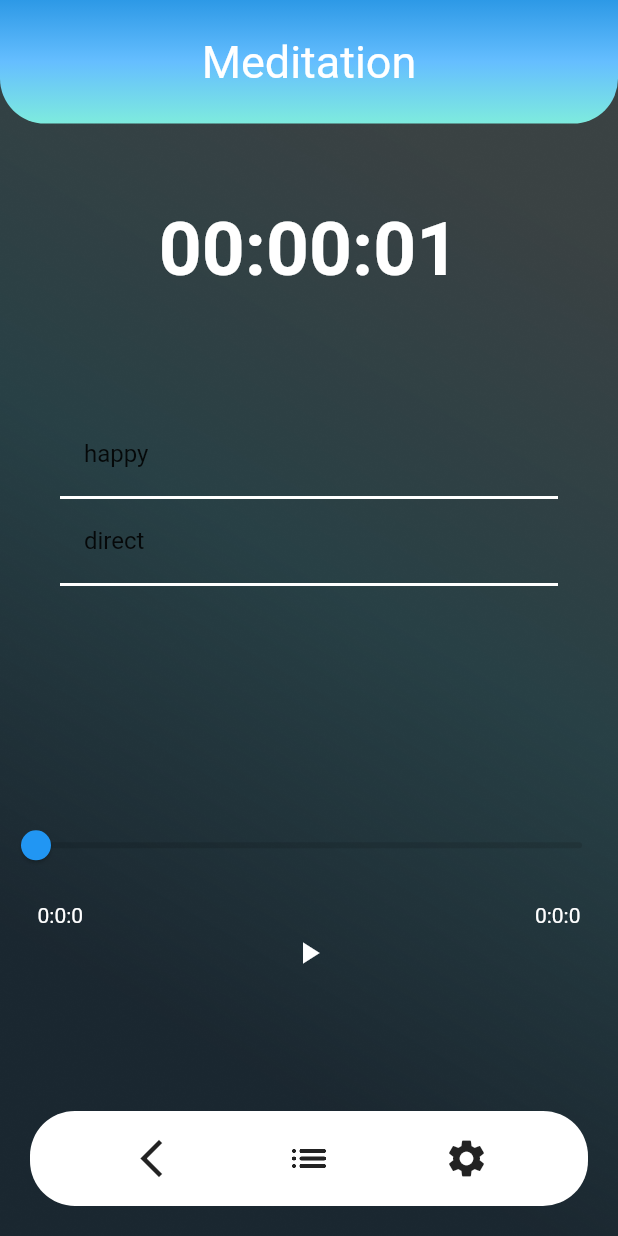
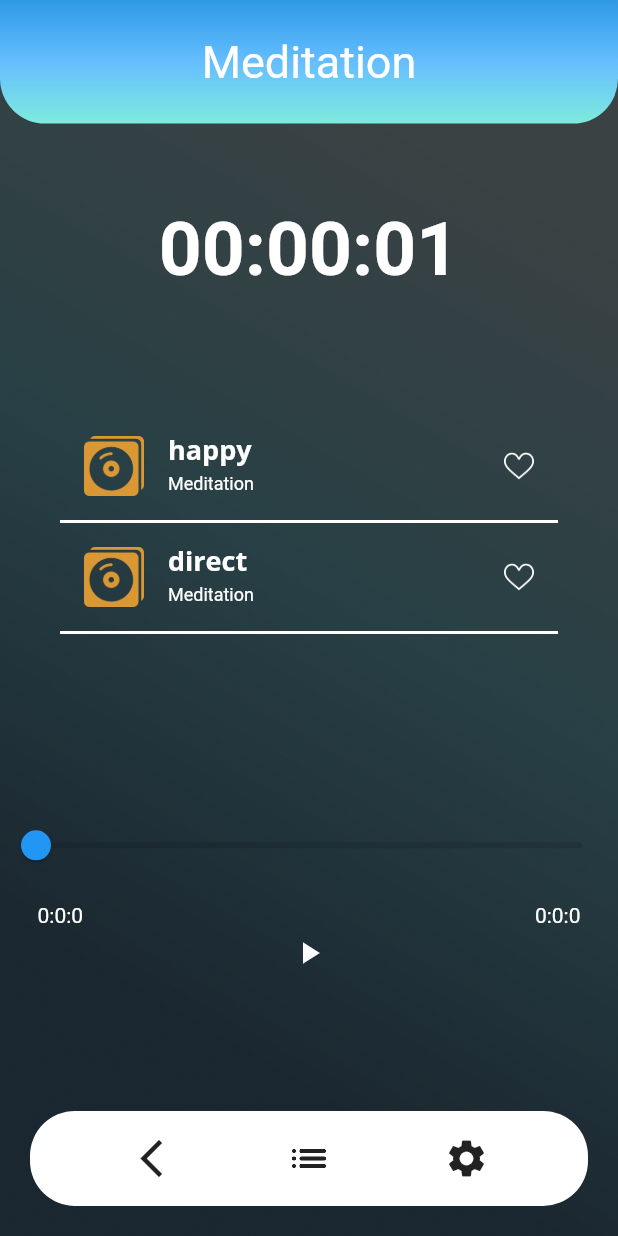
Before and after one commit to Tr1ck4/Music-focus-app, a Flutter app: the MeditationPage screen opened directly, on a phone screen of 412 x 824 dp. Run offline on Flutter 3.47's test engine with Material 2 defaults, Android fonts, the phone set to English and light mode, and no system bars; our stand-ins replace audioplayers, google_fonts.

Commit message:
Playlist adjust
change playlist structure, adding google fonts and an icon

```diff
--- a/lib/SettingPage.dart
+++ b/lib/SettingPage.dart
@@ -36,7 +36,7 @@ class _SettingPageState extends State<SettingPage> {
                     "assets/icon/user.png",
                     height: 50,
                     width: 50,
-                    color: Colors.deepPurpleAccent.shade200,
+                    color: const Color.fromARGB(255, 129, 92, 230),
                   ),
                   Center(
                     child: GestureDetector(
--- a/lib/Song.dart
+++ b/lib/Song.dart
@@ -1,33 +1,59 @@
 import 'package:flutter/material.dart';
+import 'package:google_fonts/google_fonts.dart';
 
-class Song{
+class Song {
   final String name;
   final String asset;
   Song(this.name, this.asset);
 }
-List<Song> meditation =  [Song('happy','audio/music.mp3'),Song('direct', 'audio/direct.mp3')];
-class Playlist extends StatefulWidget{
+
+List<Song> meditation = [
+  Song('happy', 'audio/music.mp3'),
+  Song('direct', 'audio/direct.mp3')
+];
+
+class Playlist extends StatefulWidget {
   final String list_name;
-  final List<Song> playlist ;
+  final List<Song> playlist;
   const Playlist({super.key, required this.list_name, required this.playlist});
   @override
-  State<Playlist> createState()=>_PlaylistState();
+  State<Playlist> createState() => _PlaylistState();
 }
-class _PlaylistState extends State<Playlist>{
+
+class _PlaylistState extends State<Playlist> {
   @override
   Widget build(BuildContext context) {
     return ListView.builder(
-          padding: const EdgeInsets.symmetric(horizontal: 40),
-          itemCount: widget.playlist.length,
-          itemBuilder: (context, index) => Container(
+        padding: const EdgeInsets.symmetric(horizontal: 40),
+        itemCount: widget.playlist.length,
+        itemBuilder: (context, index) => Container(
             decoration: const BoxDecoration(
-              border: Border(bottom: BorderSide(color: Colors.white,width: 2))
-            ),
-            child:ListTile(
-                title: Text(widget.playlist[index].name)
-            )
-          )
-    );
+                border:
+                    Border(bottom: BorderSide(color: Colors.white, width: 2))),
+            child: ListTile(
+              leading: Image.asset(
+                "assets/icon/album.png",
+                height: 40,
+                width: 40,
+                color: Color.fromARGB(255, 218, 152, 53),
+              ),
+              title: Text(
+                widget.playlist[index].name,
+                style: GoogleFonts.openSans(
+                    fontSize: 18,
+                    color: Colors.white,
+                    fontWeight: FontWeight.bold),
+              ),
+              subtitle: Text(
+                widget.list_name,
+                style: TextStyle(color: Colors.white, fontSize: 12),
+              ),
+              trailing: Image.asset(
+                "assets/icon/notliked.png",
+                height: 20,
+                width: 20,
+                color: Colors.white,
+              ),
+            )));
   }
-
 }
--- a/pubspec.yaml
+++ b/pubspec.yaml
@@ -35,6 +35,7 @@ dependencies:
   # Use with the CupertinoIcons class for iOS style icons.
   cupertino_icons: ^1.0.2
   audioplayers: ^5.1.0
+  google_fonts: ^5.1.0
 
 dev_dependencies:
   flutter_test:
@@ -72,6 +73,7 @@ flutter:
     - assets/icon/liked.png
     - assets/icon/notliked.png
     - assets/icon/download.png
+    - assets/icon/album.png
     - assets/app_ava/ava1.png
   # To add assets to your application, add an assets section, like this:
   # assets:
```
Also changed, not shown: assets/icon/album.png (added), pubspec.lock.
